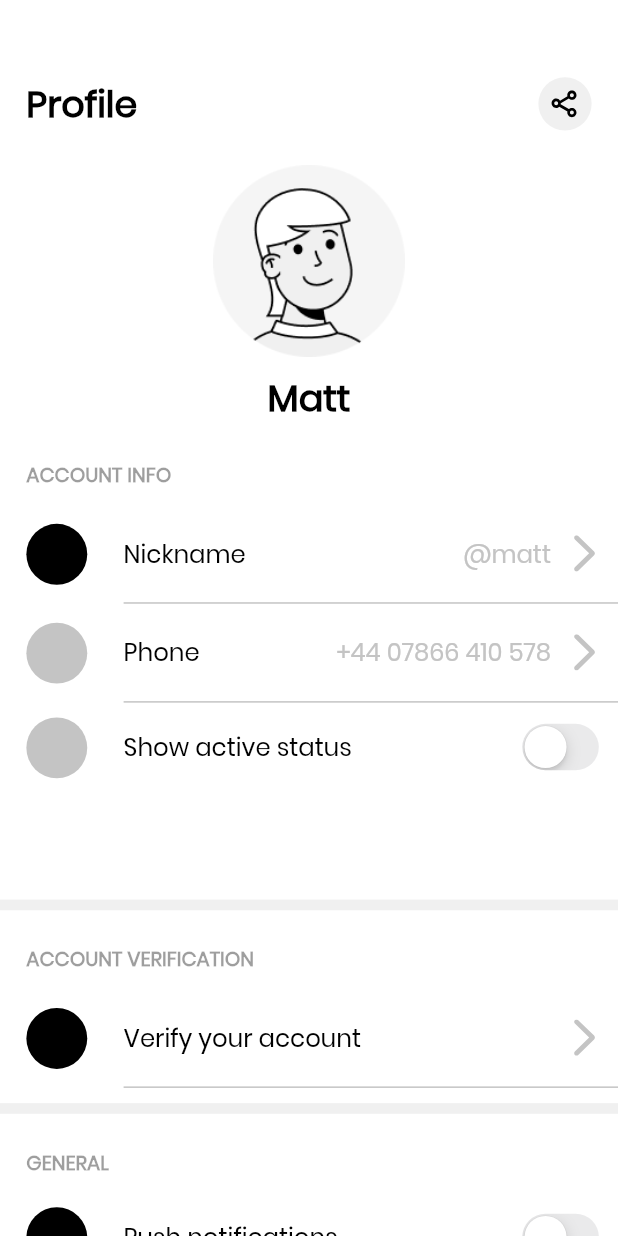
After one commit to lodestar-sr/hmu, a Flutter app: the ProfilePage screen opened directly, on a phone screen of 412 x 824 dp. The commit adds this screen. Run offline on Flutter 3.47's test engine with Material 2 defaults, Android fonts, the phone set to English and light mode, and no system bars; our stand-ins replace bloc, dartz, equatable, flutter_bloc, flutter_spinkit, flutter_svg and 4 more.

Commit message:
profile page implemented

```diff
--- a/lib/core/assets_address/icons.dart
+++ b/lib/core/assets_address/icons.dart
@@ -11,4 +11,5 @@ class ProjectIcons {
   static final String avatarActive = 'assets/icons/avatarIconActive.png';
   static final String avatarDeactive = 'assets/icons/avatarIconDeactive.png';
   static final String contact = 'assets/icons/contact.svg';
+  static final String share = 'assets/icons/share.svg';
 }
--- a/lib/core/utils/presentation_functions.dart
+++ b/lib/core/utils/presentation_functions.dart
@@ -2,7 +2,6 @@ import 'package:flutter/material.dart';
 import 'package:flutter/widgets.dart';
 import 'package:flutter_bloc/flutter_bloc.dart';
 import 'package:hmu/widgets/buttons/bloc/button_bloc.dart';
-import 'package:hmu/widgets/modals/dialog_to_user.dart';
 
 void buttonChanger(
   BuildContext context,
--- a/lib/features/bottombar_provider/presentation/bottombar_provider.dart
+++ b/lib/features/bottombar_provider/presentation/bottombar_provider.dart
@@ -5,6 +5,7 @@ import 'package:flutter_bloc/flutter_bloc.dart';
 import 'package:hmu/core/assets_address/icons.dart';
 import 'package:hmu/core/utils/presentation_functions.dart';
 import 'package:hmu/features/posts/presentation/time_line_page.dart';
+import 'package:hmu/features/user/presentation/profile_page.dart';
 import 'package:hmu/widgets/buttons/button_bottombar_item.dart';
 import 'package:hmu/widgets/modals/dialog_to_user.dart';
 import 'package:hmu/widgets/modals/hmu_modal.dart';
@@ -26,9 +27,7 @@ class _BottomBarProviderState extends State<BottomBarProvider> {
       child: Text("1"),
     ),
     TimeLinePage(),
-    Center(
-      child: Text("3"),
-    )
+    ProfilePage()
   ];
   @override
   void initState() {
--- a/lib/features/posts/presentation/time_line_page.dart
+++ b/lib/features/posts/presentation/time_line_page.dart
@@ -1,5 +1,3 @@
-import 'dart:async';
-
 import 'package:flutter/material.dart';
 import 'package:flutter_bloc/flutter_bloc.dart';
 import 'package:hmu/core/assets_address/icons.dart';
--- /dev/null
+++ b/lib/features/user/presentation/profile_page.dart
@@ -0,0 +1,220 @@
+import 'package:flutter/material.dart';
+import 'package:hmu/core/assets_address/icons.dart';
+import 'package:hmu/core/assets_address/images.dart';
+import 'package:hmu/core/theme_and_app_size/app_theme.dart';
+import 'package:hmu/core/theme_and_app_size/sizes_config.dart';
+import 'package:hmu/widgets/avatar.dart';
+import 'package:hmu/widgets/buttons/button_icon.dart';
+import 'package:hmu/widgets/buttons/button_settings.dart';
+import 'package:hmu/widgets/setting_category.dart';
+import 'package:share/share.dart';
+
+import '../../../main.dart';
+
+class ProfilePage extends StatefulWidget {
+  ProfilePage({Key key}) : super(key: key);
+
+  @override
+  _ProfilePageState createState() => _ProfilePageState();
+}
+
+class _ProfilePageState extends State<ProfilePage> {
+  @override
+  Widget build(BuildContext context) {
+    return SafeArea(
+        child: Scaffold(
+      body: ListView(
+        children: [
+          Container(
+            padding: EdgeInsets.only(top: calHeightScale(50)),
+            margin: EdgeInsets.fromLTRB(
+              SizeConfig.edgeMargin,
+              0,
+              SizeConfig.edgeMargin,
+              calHeightScale(22),
+            ),
+            child: Row(
+              mainAxisAlignment: MainAxisAlignment.spaceBetween,
+              children: [
+                Text(
+                  loc.main.profile,
+                  style: Theme.of(context)
+                      .textTheme
+                      .headline2
+                      .copyWith(fontWeight: FontWeight.w600),
+                ),
+                ButtonIcon(
+                  icon: ProjectIcons.share,
+                  width: calHeightScale(35),
+                  height: calHeightScale(35),
+                  padding: 5,
+                  backgroundColor: AppTheme.gray,
+                  tapped: () {
+                    Share.share("Hi Viladimir");
+                  },
+                ),
+              ],
+            ),
+          ),
+          Container(
+            margin: EdgeInsets.only(bottom: calHeightScale(9)),
+            width: calHeightScale(126),
+            height: calHeightScale(126),
+            child: Avatar(
+              path: ProjectImages.avatar,
+            ),
+          ),
+          Container(
+            alignment: Alignment.center,
+            child: Text(
+              "Matt",
+              style: Theme.of(context)
+                  .textTheme
+                  .headline2
+                  .copyWith(fontWeight: FontWeight.w700),
+            ),
+          ),
+          Container(
+            padding: EdgeInsets.only(bottom: calHeightScale(70)),
+            child: SettingCategory(title: loc.main.account_info, children: [
+              ButtonSettings(
+                avatarColor: Colors.black,
+                title: loc.main.nickname,
+                tapped: (value) {},
+                haveBorder: true,
+                preview: "@matt",
+              ),
+              ButtonSettings(
+                avatarColor: AppTheme.middleGray,
+                title: loc.main.phone,
+                tapped: (value) {},
+                haveBorder: true,
+                preview: "+44 07866 410 578",
+              ),
+              ButtonSettings(
+                avatarColor: AppTheme.middleGray,
+                title: loc.main.show_active_status,
+                tapped: (value) {},
+                haveBorder: false,
+                switchValue: false,
+                haveSwitch: true,
+              )
+            ]),
+          ),
+          SectionSpacer(),
+          Container(
+            padding: EdgeInsets.only(bottom: calHeightScale(10)),
+            child: SettingCategory(
+                title: loc.main.account_verification,
+                children: [
+                  ButtonSettings(
+                      avatarColor: Colors.black,
+                      title: loc.main.verify_your_account,
+                      tapped: (value) {},
+                      haveBorder: true)
+                ]),
+          ),
+          SectionSpacer(),
+          SettingCategory(title: loc.main.general, children: [
+            ButtonSettings(
+              avatarColor: Colors.black,
+              title: loc.main.push_notifications,
+              tapped: (value) {},
+              haveBorder: true,
+              switchValue: false,
+              haveSwitch: true,
+            ),
+            ButtonSettings(
+              avatarColor: AppTheme.gray,
+              title: loc.main.theme,
+              tapped: (value) {},
+              haveBorder: true,
+              preview: loc.main.system_default,
+            ),
+            ButtonSettings(
+                avatarColor: AppTheme.middleGray,
+                title: loc.main.blocked_users,
+                tapped: (value) {},
+                haveBorder: true),
+            ButtonSettings(
+                avatarColor: AppTheme.middleGray,
+                title: loc.main.frequently_asked_questions,
+                tapped: (value) {},
+                haveBorder: false),
+          ]),
+          SectionSpacer(),
+          Container(
+            padding: EdgeInsets.only(bottom: calHeightScale(10)),
+            child: SettingCategory(title: loc.main.preferences, children: [
+              ButtonSettings(
+                  avatarColor: Colors.black,
+                  title: loc.main.notifications_and_sounds,
+                  tapped: (value) {},
+                  hint: loc.main.notifications_and_sounds_hint,
+                  switchValue: false,
+                  haveSwitch: true,
+                  haveBorder: true)
+            ]),
+          ),
+          SectionSpacer(),
+          Container(
+            padding: EdgeInsets.only(bottom: calHeightScale(10)),
+            child: SettingCategory(title: loc.main.support, children: [
+              ButtonSettings(
+                  avatarColor: Colors.black,
+                  title: loc.main.share_your_feed_back,
+                  tapped: (value) {},
+                  haveBorder: true),
+              ButtonSettings(
+                  avatarColor: AppTheme.gray,
+                  title: loc.main.restore_purchase,
+                  tapped: (value) {},
+                  haveBorder: true)
+            ]),
+          ),
+          SectionSpacer(),
+          SettingCategory(title: loc.main.about, children: [
+            ButtonSettings(
+                avatarColor: Colors.black,
+                title: loc.main.terms_of_use,
+                tapped: (value) {},
+                haveBorder: true),
+            ButtonSettings(
+                avatarColor: AppTheme.middleGray,
+                title: loc.main.privacy_policy,
+                tapped: (value) {},
+                haveBorder: true),
+            ButtonSettings(
+                avatarColor: Colors.black,
+                title: loc.main.logout,
+                tapped: (value) {},
+                topMargin: calHeightScale(60),
+                haveBorder: true),
+            ButtonSettings(
+                avatarColor: AppTheme.middleGray,
+                title: loc.main.deactive_your_account,
+                tapped: (value) {},
+                haveBorder: false),
+            ButtonSettings(
+                avatarColor: AppTheme.middleGray,
+                title: loc.main.delete_account,
+                tapped: (value) {},
+                haveBorder: false)
+          ])
+        ],
+      ),
+    ));
+  }
+}
+
+class SectionSpacer extends StatelessWidget {
+  const SectionSpacer({Key key}) : super(key: key);
+
+  @override
+  Widget build(BuildContext context) {
+    return Container(
+      height: calHeightScale(7),
+      color: AppTheme.gray,
+    );
+  }
+}
--- a/lib/widgets/avatar.dart
+++ b/lib/widgets/avatar.dart
@@ -3,16 +3,19 @@ import 'package:hmu/core/theme_and_app_size/sizes_config.dart';
 
 class Avatar extends StatelessWidget {
   final String path;
-  const Avatar({Key key, @required this.path}) : super(key: key);
+  final double width;
+  final double height;
+  const Avatar({Key key, @required this.path, this.height, this.width})
+      : super(key: key);
 
   @override
   Widget build(BuildContext context) {
     return Container(
-        width: calHeightScale(166),
-        height: calHeightScale(166),
+        width: width ?? calHeightScale(166),
+        height: height ?? calHeightScale(166),
         child: Image.asset(
           path,
-          fit: BoxFit.cover,
+          fit: BoxFit.fitHeight,
         ));
   }
 }
--- a/lib/widgets/buttons/bloc/button_bloc.dart
+++ b/lib/widgets/buttons/bloc/button_bloc.dart
@@ -25,5 +25,6 @@ class ButtonBloc extends Bloc<ButtonEvent, ButtonState> {
       yield IndexAndTextChanged(index: event.index, text: event.text);
     else if (event is ChangeToggleButtonIndex)
       yield ToggleButtonIndexChanged(index: event.index, value: event.value);
+    else if (event is ChangeSwitcher) yield SwitcherChanged(value: event.value);
   }
 }
--- a/lib/widgets/buttons/bloc/button_event.dart
+++ b/lib/widgets/buttons/bloc/button_event.dart
@@ -21,6 +21,7 @@ class ChangeIndexAndText extends ButtonEvent {
   final String text;
   final int index;
   ChangeIndexAndText({@required this.index, @required this.text});
+  @override
   List<Object> get props => [index, text];
 }
 
@@ -28,5 +29,13 @@ class ChangeToggleButtonIndex extends ButtonEvent {
   final int index;
   final bool value;
   ChangeToggleButtonIndex({@required this.index, this.value});
+  @override
   List<Object> get props => [index, value];
 }
+
+class ChangeSwitcher extends ButtonEvent {
+  final bool value;
+  ChangeSwitcher({@required this.value});
+  @override
+  List<Object> get props => [value];
+}
--- a/lib/widgets/buttons/bloc/button_state.dart
+++ b/lib/widgets/buttons/bloc/button_state.dart
@@ -36,3 +36,10 @@ class ToggleButtonIndexChanged extends ButtonState {
   ToggleButtonIndexChanged({@required this.index, this.value});
   List<Object> get props => [index, value];
 }
+
+class SwitcherChanged extends ButtonState {
+  final bool value;
+  SwitcherChanged({@required this.value});
+  @override
+  List<Object> get props => [value];
+}
--- a/lib/widgets/buttons/button_icon.dart
+++ b/lib/widgets/buttons/button_icon.dart
@@ -35,7 +35,7 @@ class ButtonIcon extends StatelessWidget {
             padding: EdgeInsets.all(padding ?? calHeightScale(10)),
             decoration: BoxDecoration(
                 color: (!clickable) ? Colors.transparent : backgroundColor,
-                borderRadius: BorderRadius.circular(10)),
+                borderRadius: BorderRadius.circular(9999)),
             child: SvgPicture.asset(
               icon,
               color: iconColor,
--- /dev/null
+++ b/lib/widgets/buttons/button_settings.dart
@@ -0,0 +1,136 @@
+import 'package:flutter/cupertino.dart';
+import 'package:flutter/material.dart';
+import 'package:flutter_bloc/flutter_bloc.dart';
+import 'package:hmu/core/assets_address/icons.dart';
+import 'package:hmu/core/theme_and_app_size/app_theme.dart';
+import 'package:hmu/core/theme_and_app_size/sizes_config.dart';
+import 'package:hmu/widgets/buttons/bloc/button_bloc.dart';
+import 'package:hmu/widgets/buttons/button_icon.dart';
+
+import '../../injection_container.dart';
+
+class ButtonSettings extends StatelessWidget {
+  final Color avatarColor;
+  final String title;
+  final String preview;
+  final Function(bool) tapped;
+  final bool haveSwitch;
+  final String hint;
+  final bool haveBorder;
+  final bool switchValue;
+  final double topMargin;
+  const ButtonSettings(
+      {Key key,
+      @required this.avatarColor,
+      @required this.title,
+      @required this.tapped,
+      @required this.haveBorder,
+      this.preview = "",
+      this.switchValue = false,
+      this.haveSwitch = false,
+      this.hint = "",
+      this.topMargin})
+      : super(key: key);
+
+  @override
+  Widget build(BuildContext context) {
+    return InkWell(
+      onTap: () => tapped(true),
+      child: Container(
+        margin: EdgeInsets.only(top: topMargin ?? 0),
+        child: Row(
+          mainAxisAlignment: MainAxisAlignment.spaceBetween,
+          children: [
+            CircleAvatar(
+              backgroundColor: avatarColor,
+              maxRadius: calHeightScale(20),
+            ),
+            Container(
+              width: calWidthScale(300),
+              padding: EdgeInsets.symmetric(vertical: calHeightScale(10)),
+              decoration: BoxDecoration(
+                  border: Border(
+                      bottom: BorderSide(
+                          color: (haveBorder)
+                              ? AppTheme.middleGray
+                              : Colors.transparent))),
+              child: Column(
+                crossAxisAlignment: CrossAxisAlignment.start,
+                children: [
+                  Row(
+                    mainAxisAlignment: MainAxisAlignment.spaceBetween,
+                    children: [
+                      Container(
+                        child: Text(
+                          title,
+                          style: Theme.of(context)
+                              .textTheme
+                              .headline4
+                              .copyWith(fontWeight: FontWeight.w400),
+                        ),
+                      ),
+                      Spacer(),
+                      Visibility(
+                        visible: preview.isNotEmpty,
+                        child: Text(
+                          preview,
+                          style: Theme.of(context).textTheme.headline4.copyWith(
+                              fontWeight: FontWeight.w400,
+                              color: AppTheme.middleGray),
+                        ),
+                      ),
+                      (haveSwitch)
+                          ? BlocProvider(
+                              create: (context) => sl<ButtonBloc>(),
+                              child: BlocBuilder<ButtonBloc, ButtonState>(
+                                builder: (context, state) {
+                                  if (state is SwitcherChanged)
+                                    return _switchBuilder(context, state.value);
+                                  else
+                                    return _switchBuilder(context, switchValue);
+                                },
+                              ),
+                            )
+                          : ButtonIcon(
+                              icon: ProjectIcons.chervonRight,
+                              clickable: false,
+                              iconColor: AppTheme.middleGray,
+                              backgroundColor: Colors.transparent,
+                            )
+                    ],
+                  ),
+                  Visibility(
+                    visible: hint.isNotEmpty,
+                    child: Container(
+                      margin: EdgeInsets.only(right: calHeightScale(80)),
+                      child: Text(
+                        hint,
+                        style: Theme.of(context).textTheme.headline6.copyWith(
+                            fontSize: calHeightScale(13),
+                            fontWeight: FontWeight.w400,
+                            color: AppTheme.middleGray),
+                      ),
+                    ),
+                  )
+                ],
+              ),
+            )
+          ],
+        ),
+      ),
+    );
+  }
+
+  Widget _switchBuilder(BuildContext context, bool value) {
+    return Container(
+      margin: EdgeInsets.only(right: SizeConfig.edgeMargin / 2),
+      child: CupertinoSwitch(
+        value: value,
+        onChanged: (_value) {
+          BlocProvider.of<ButtonBloc>(context)
+              .add(ChangeSwitcher(value: _value));
+        },
+      ),
+    );
+  }
+}
--- /dev/null
+++ b/lib/widgets/setting_category.dart
@@ -0,0 +1,35 @@
+import 'package:flutter/material.dart';
+import 'package:hmu/core/theme_and_app_size/sizes_config.dart';
+import 'package:hmu/widgets/buttons/button_settings.dart';
+
+class SettingCategory extends StatelessWidget {
+  final String title;
+  final List<ButtonSettings> children;
+  const SettingCategory(
+      {Key key, @required this.title, @required this.children})
+      : super(key: key);
+
+  @override
+  Widget build(BuildContext context) {
+    return Container(
+      margin: EdgeInsets.only(left: SizeConfig.edgeMargin),
+      padding: EdgeInsets.only(top: calHeightScale(12)),
+      child: Column(
+        crossAxisAlignment: CrossAxisAlignment.start,
+        children: [
+          Container(
+            margin: EdgeInsets.symmetric(vertical: calHeightScale(10)),
+            child: Text(
+              title,
+              style: Theme.of(context).textTheme.headline6.copyWith(
+                  fontSize: calHeightScale(13),
+                  fontWeight: FontWeight.w600,
+                  color: Colors.black38),
+            ),
+          ),
+          ...children
+        ],
+      ),
+    );
+  }
+}
--- a/pubspec.yaml
+++ b/pubspec.yaml
@@ -29,6 +29,8 @@ dependencies:
   flutter_spinkit: "^4.1.2"
   flutter_svg: ^0.19.2+1
   numberpicker: ^1.3.0
+  share: ^0.6.5+4
+  cupertino_icons: ^0.1.3
   flutter_localizations:
     sdk: flutter
 
```
Also changed, not shown: locales/EN_US.json (+24 -1 lines), locales/desc.json (+24 -1 lines), assets/icons/share.svg (added), lib/generated/locale_base.dart, pubspec.lock.
